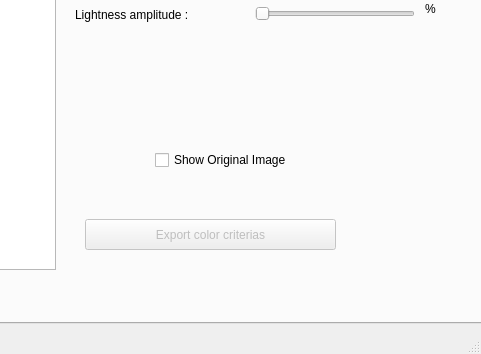
Old version of the form mainwindow.ui in the repository fcouderette/ProjetInformatique2016; both pictures show x 917 to 1398 and y 464 to 818 of the 1398 by 818 pixel window.
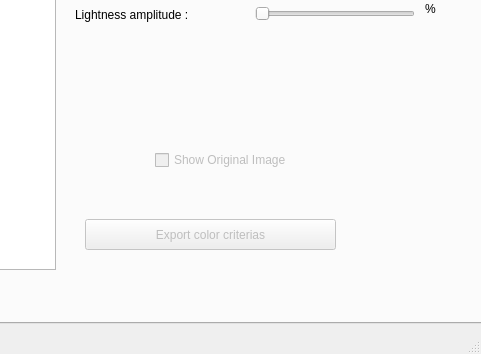
New version of the form.

Commit message: fromOneImageToAnother ne fait rien

Diff of the .ui file:
```diff
--- a/mainwindow.ui
+++ b/mainwindow.ui
@@ -400,6 +400,9 @@
       </property>
      </widget>
      <widget class="QCheckBox" name="showOriginalImage_checkBox">
+      <property name="enabled">
+       <bool>false</bool>
+      </property>
       <property name="geometry">
        <rect>
         <x>1070</x>
```
The commit also changes 1 other file.
